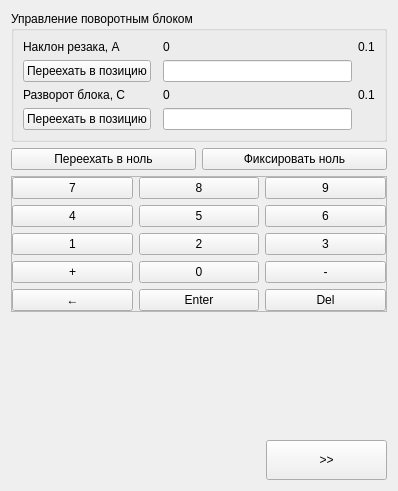
Qt form phx-cnc-ui-mainform/src/forms/CXOperBevelHead.ui (superkulpa/phx-cnc-ui) before a commit.
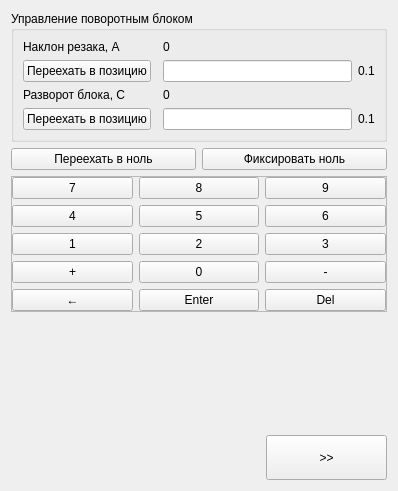
The same form after that commit. Custom widgets are drawn as their Qt base class.

Diff of the .ui file:
```diff
--- a/phx-cnc-ui-mainform/src/forms/CXOperBevelHead.ui
+++ b/phx-cnc-ui-mainform/src/forms/CXOperBevelHead.ui
@@ -74,20 +74,20 @@
       <item row="1" column="2">
        <widget class="QLineEdit" name="eposA"/>
       </item>
-      <item row="0" column="3">
-       <widget class="QLabel" name="label_3">
-        <property name="text">
-         <string>0.1</string>
-        </property>
-       </widget>
-      </item>
-      <item row="2" column="3">
+      <item row="3" column="3">
        <widget class="QLabel" name="label_4">
         <property name="text">
          <string>0.1</string>
         </property>
        </widget>
       </item>
+      <item row="1" column="3">
+       <widget class="QLabel" name="label_3">
+        <property name="text">
+         <string>0.1</string>
+        </property>
+       </widget>
+      </item>
      </layout>
     </widget>
    </item>
@@ -367,7 +367,7 @@
        <property name="minimumSize">
         <size>
          <width>121</width>
-         <height>40</height>
+         <height>45</height>
         </size>
        </property>
        <property name="text">
```
